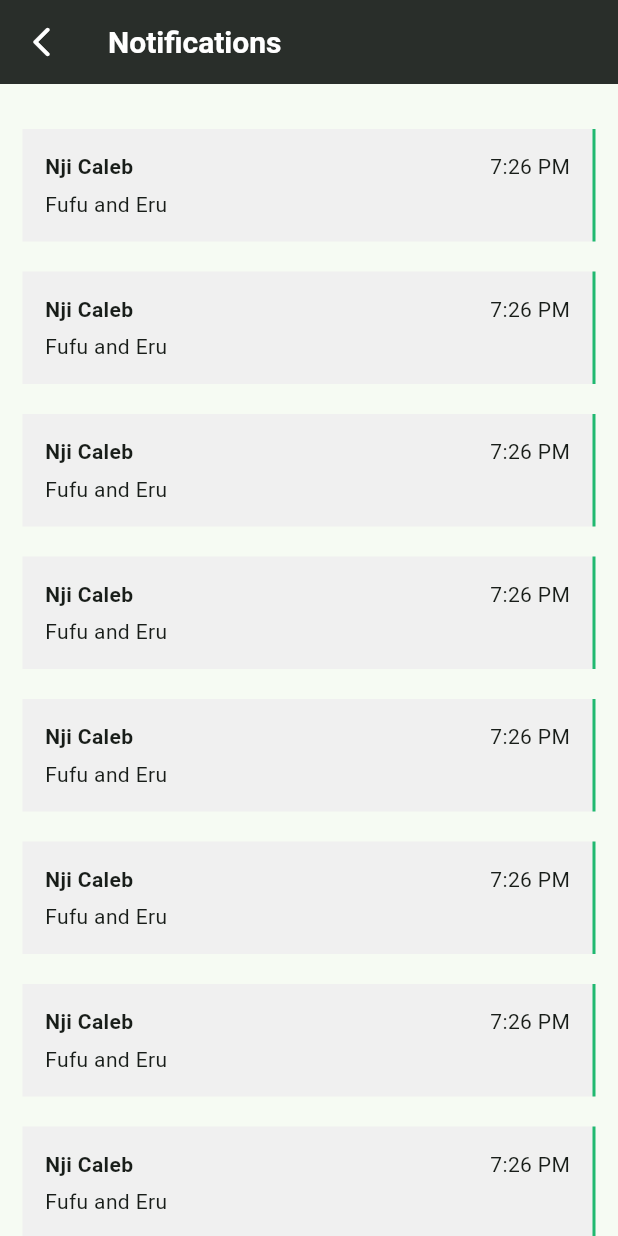
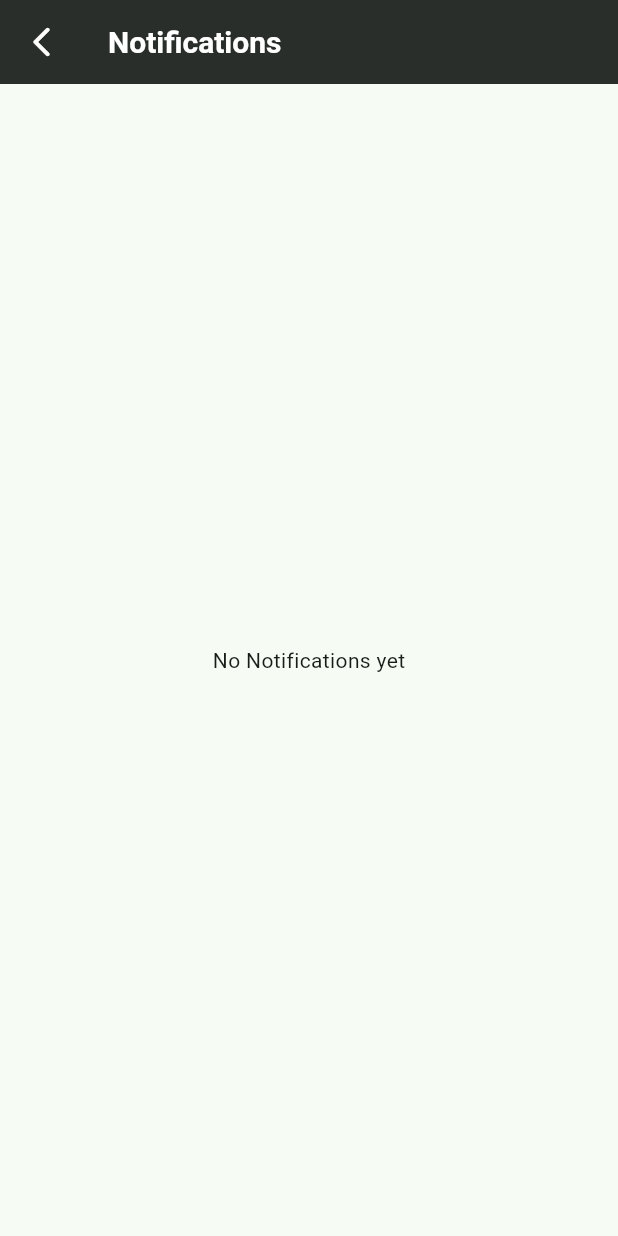
Before and after one commit to EbotProg/Internet-Mobile-Programming, a Flutter app: the screen it shows after launch, after a tap on the "notifications" icon, on a phone screen of 412 x 824 dp. Run offline on Flutter 3.47's test engine with Material 2 defaults, Android fonts, the phone set to English and light mode, and no system bars; our stand-ins replace flutter_slidable, image_picker, supabase_flutter; accounts and stored records are empty; statements that could not run were skipped.

Commit message:
notifications

```diff
--- a/twiceasmuch/lib/db/notification_db_methods.dart
+++ b/twiceasmuch/lib/db/notification_db_methods.dart
@@ -13,7 +13,7 @@ class NotificationDBMethods {
       final notificationsMap = await supabaseInstance.client
           .from('notifications')
           .select<List<Map<String, dynamic>>>()
-          .contains('userid', userId)
+          .eq('userid', userId)
           .order('timesent');
 
       final users = await UserDBMethods().getUsers();
--- a/twiceasmuch/lib/screens/notifications_screen.dart
+++ b/twiceasmuch/lib/screens/notifications_screen.dart
@@ -1,7 +1,33 @@
 import 'package:flutter/material.dart';
+import 'package:supabase_flutter/supabase_flutter.dart';
+import 'package:twiceasmuch/db/notification_db_methods.dart';
+import 'package:twiceasmuch/models/notification.dart' as notification;
 
-class NotificationsScreen extends StatelessWidget {
+class NotificationsScreen extends StatefulWidget {
   const NotificationsScreen({super.key});
+
+  @override
+  State<NotificationsScreen> createState() => _NotificationsScreenState();
+}
+
+class _NotificationsScreenState extends State<NotificationsScreen> {
+  List<notification.Notification> notifications = [];
+  bool isloading = false;
+
+  void getNotification() async {
+    isloading = true;
+    setState(() {});
+    notifications = await NotificationDBMethods()
+        .getNotifications(Supabase.instance.client.auth.currentUser!.id);
+    isloading = false;
+    setState(() {});
+  }
+
+  @override
+  void initState() {
+    getNotification();
+    super.initState();
+  }
 
   @override
   Widget build(BuildContext context) {
@@ -24,18 +50,30 @@ class NotificationsScreen extends StatelessWidget {
         ),
         backgroundColor: const Color(0xff292E2A),
       ),
-      body: SingleChildScrollView(
+      body: isloading
+          ? const Center(
+              child: CircularProgressIndicator(
+              color: Color(
+                0xff20B970,
+              ),
+            ))
+          : notifications.isEmpty
+              ? const Center(child: Text("No Notifications yet"))
+              : SingleChildScrollView(
                   child: Container(
-          padding: const EdgeInsets.symmetric(horizontal: 15, vertical: 20),
+                    padding: const EdgeInsets.symmetric(
+                        horizontal: 15, vertical: 20),
                     child: Column(
-            children: List.filled(15, getItem),
+                      children: List.generate(notifications.length,
+                          (index) => getItem(notifications[index])),
                     ),
                   ),
                 ),
     );
   }
 
-  Widget get getItem => Container(
+  Widget getItem(notification.Notification notification) {
+    return Container(
       decoration: const BoxDecoration(
         color: Color(0xffF0F0F0),
         border: Border(
@@ -48,22 +86,23 @@ class NotificationsScreen extends StatelessWidget {
       ),
       padding: const EdgeInsets.symmetric(horizontal: 15, vertical: 15),
       margin: const EdgeInsets.symmetric(vertical: 10),
-        child: const Column(
+      child: Column(
         crossAxisAlignment: CrossAxisAlignment.start,
         children: [
           Row(
             mainAxisAlignment: MainAxisAlignment.spaceBetween,
             children: [
               Text(
-                  'Nji Caleb',
-                  style: TextStyle(fontWeight: FontWeight.bold),
+                '${notification.user!.username}',
+                style: const TextStyle(fontWeight: FontWeight.bold),
               ),
-                Text('7:26 PM'),
+              Text('${notification.timeSent}'),
             ],
           ),
-            SizedBox(height: 5),
-            Text('Fufu and Eru'),
+          const SizedBox(height: 5),
+          Text('${notification.food!.name}'),
         ],
       ),
     );
   }
+}
--- a/twiceasmuch/lib/screens/upload_food.dart
+++ b/twiceasmuch/lib/screens/upload_food.dart
@@ -442,18 +442,19 @@ class _UploadFoodScreenState extends State<UploadFoodScreen> {
                             state: foodState,
                             location: locationController!.text,
                             name: nameController!.text,
-                            quantity: int.parse(quantityController!.text),
+                            quantity: int.tryParse(quantityController!.text),
                             expiryDate: _selectedDate,
                             discountPrice: priceController!.text.isEmpty
                                 ? 0
                                 : int.tryParse(priceController!.text));
+                        print('${food.discountPrice} ${food.quantity}');
                         food.imageFile = image;
                         setState(() {});
                         String? res;
                         if (widget.shouldEdit) {
+                          res = await db.editFood(food);
+                        } else {
                           res = await db.uploadFood(food);
-                        } else {
-                          res = await db.editFood(food);
                         }
                         if (res == null) {
                           isLoading = false;
```
Lines whose indentation alone changed are shown as unchanged.
